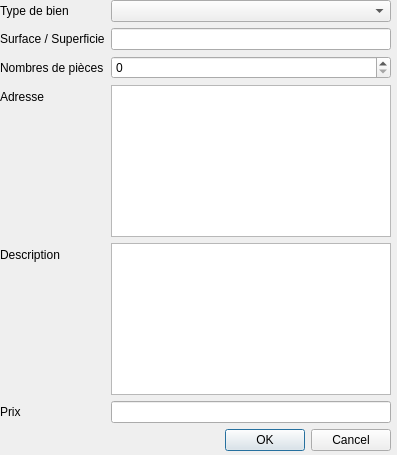
Above: advert.ui from Spieldy/IHMO before the change. Below: the same form after it.
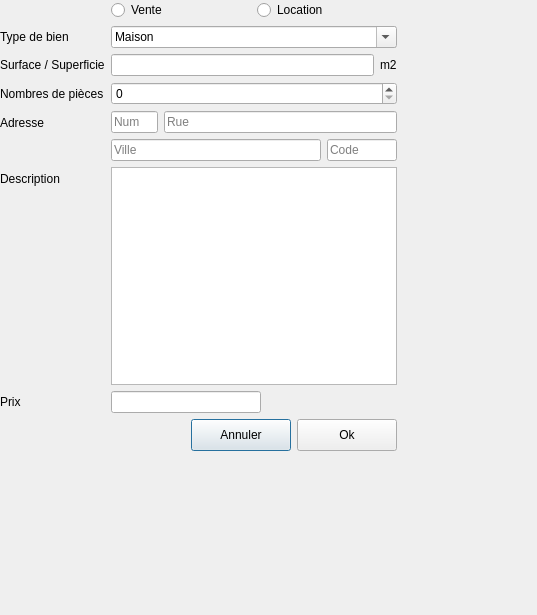
That is the form after the change.

The edit to the form file:
```diff
--- a/advert.ui
+++ b/advert.ui
@@ -6,10 +6,16 @@
    <rect>
     <x>0</x>
     <y>0</y>
-    <width>397</width>
-    <height>455</height>
+    <width>537</width>
+    <height>615</height>
    </rect>
   </property>
+  <property name="maximumSize">
+   <size>
+    <width>537</width>
+    <height>16777215</height>
+   </size>
+  </property>
   <property name="windowTitle">
    <string>Dialog</string>
   </property>
@@ -18,14 +24,14 @@
     <rect>
      <x>0</x>
      <y>0</y>
-     <width>391</width>
+     <width>397</width>
      <height>451</height>
     </rect>
    </property>
    <layout class="QVBoxLayout" name="verticalLayout_3">
     <item>
-     <layout class="QFormLayout" name="formLayout">
-      <item row="0" column="0">
+     <layout class="QFormLayout" name="fm_add">
+      <item row="1" column="0">
        <widget class="QLabel" name="lbl_type">
         <property name="layoutDirection">
          <enum>Qt::RightToLeft</enum>
@@ -35,62 +41,192 @@
         </property>
        </widget>
       </item>
-      <item row="0" column="1">
-       <widget class="QComboBox" name="comboBox"/>
-      </item>
-      <item row="1" column="0">
-       <widget class="QLabel" name="lbl_surface">
-        <property name="layoutDirection">
-         <enum>Qt::RightToLeft</enum>
-        </property>
-        <property name="text">
-         <string>Surface / Superficie</string>
-        </property>
-       </widget>
-      </item>
       <item row="1" column="1">
-       <widget class="QLineEdit" name="lineEdit"/>
+       <widget class="QComboBox" name="cbx_type">
+        <property name="editable">
+         <bool>true</bool>
+        </property>
+        <item>
+         <property name="text">
+          <string>Maison</string>
+         </property>
+        </item>
+        <item>
+         <property name="text">
+          <string>Appartement</string>
+         </property>
+        </item>
+        <item>
+         <property name="text">
+          <string>Château</string>
+         </property>
+        </item>
+        <item>
+         <property name="text">
+          <string>Ferme</string>
+         </property>
+        </item>
+        <item>
+         <property name="text">
+          <string>Bureau</string>
+         </property>
+        </item>
+        <item>
+         <property name="text">
+          <string>Commerce</string>
+         </property>
+        </item>
+       </widget>
       </item>
       <item row="2" column="0">
-       <widget class="QLabel" name="lbl_nb_room">
+       <widget class="QLabel" name="lbl_surface">
         <property name="layoutDirection">
          <enum>Qt::RightToLeft</enum>
         </property>
         <property name="text">
-         <string>Nombres de pièces</string>
+         <string>Surface / Superficie</string>
         </property>
        </widget>
       </item>
       <item row="2" column="1">
-       <widget class="QSpinBox" name="spinBox"/>
+       <layout class="QHBoxLayout" name="hl_m2">
+        <item>
+         <widget class="QLineEdit" name="le_size"/>
+        </item>
+        <item>
+         <widget class="QLabel" name="lbl_m2">
+          <property name="text">
+           <string>m2</string>
+          </property>
+          <property name="textFormat">
+           <enum>Qt::AutoText</enum>
+          </property>
+         </widget>
+        </item>
+       </layout>
       </item>
       <item row="3" column="0">
-       <widget class="QLabel" name="lbl_address">
+       <widget class="QLabel" name="lbl_nb_room">
         <property name="layoutDirection">
          <enum>Qt::RightToLeft</enum>
         </property>
         <property name="text">
-         <string>Adresse</string>
+         <string>Nombres de pièces</string>
         </property>
        </widget>
       </item>
       <item row="3" column="1">
-       <widget class="QTextEdit" name="textEdit"/>
+       <widget class="QSpinBox" name="spb_rooms"/>
       </item>
       <item row="4" column="0">
-       <widget class="QLabel" name="lbl_description">
+       <widget class="QLabel" name="lbl_address">
         <property name="layoutDirection">
          <enum>Qt::RightToLeft</enum>
         </property>
         <property name="text">
-         <string>Description</string>
+         <string>Adresse</string>
         </property>
        </widget>
       </item>
       <item row="4" column="1">
-       <widget class="QTextEdit" name="textEdit_2"/>
+       <layout class="QVBoxLayout" name="vl_address" stretch="0,0">
+        <property name="spacing">
+         <number>-1</number>
+        </property>
+        <property name="sizeConstraint">
+         <enum>QLayout::SetDefaultConstraint</enum>
+        </property>
+        <item>
+         <layout class="QHBoxLayout" name="hl_num_street">
+          <item>
+           <widget class="QLineEdit" name="le_num">
+            <property name="sizePolicy">
+             <sizepolicy hsizetype="Preferred" vsizetype="Preferred">
+              <horstretch>1</horstretch>
+              <verstretch>0</verstretch>
+             </sizepolicy>
+            </property>
+            <property name="maximumSize">
+             <size>
+              <width>16777215</width>
+              <height>16777215</height>
+             </size>
+            </property>
+            <property name="placeholderText">
+             <string>Num</string>
+            </property>
+           </widget>
+          </item>
+          <item>
+           <widget class="QLineEdit" name="le_street">
+            <property name="sizePolicy">
+             <sizepolicy hsizetype="Preferred" vsizetype="Preferred">
+              <horstretch>5</horstretch>
+              <verstretch>0</verstretch>
+             </sizepolicy>
+            </property>
+            <property name="placeholderText">
+             <string>Rue</string>
+            </property>
+            <property name="clearButtonEnabled">
+             <bool>false</bool>
+            </property>
+           </widget>
+          </item>
+         </layout>
+        </item>
+        <item>
+         <layout class="QHBoxLayout" name="hl_city_code">
+          <item>
+           <widget class="QLineEdit" name="le_city">
+            <property name="sizePolicy">
+             <sizepolicy hsizetype="Preferred" vsizetype="Preferred">
+              <horstretch>3</horstretch>
+              <verstretch>0</verstretch>
+             </sizepolicy>
+            </property>
+            <property name="placeholderText">
+             <string>Ville</string>
+            </property>
+           </widget>
+          </item>
+          <item>
+           <widget class="QLineEdit" name="le_zip">
+            <property name="sizePolicy">
+             <sizepolicy hsizetype="Preferred" vsizetype="Preferred">
+              <horstretch>1</horstretch>
+              <verstretch>0</verstretch>
+             </sizepolicy>
+            </property>
+            <property name="maximumSize">
+             <size>
+              <width>16777215</width>
+              <height>16777215</height>
+             </size>
+            </property>
+            <property name="placeholderText">
+             <string>Code</string>
+            </property>
+           </widget>
+          </item>
+         </layout>
+        </item>
+       </layout>
       </item>
       <item row="5" column="0">
+       <widget class="QLabel" name="lbl_description">
+        <property name="layoutDirection">
+         <enum>Qt::RightToLeft</enum>
+        </property>
+        <property name="text">
+         <string>Description</string>
+        </property>
+       </widget>
+      </item>
+      <item row="5" column="1">
+       <widget class="QTextEdit" name="te_description"/>
+      </item>
+      <item row="6" column="0">
        <widget class="QLabel" name="lbl_price">
         <property name="layoutDirection">
          <enum>Qt::RightToLeft</enum>
@@ -100,20 +236,90 @@
         </property>
        </widget>
       </item>
-      <item row="5" column="1">
-       <widget class="QLineEdit" name="lineEdit_2"/>
+      <item row="6" column="1">
+       <widget class="QLineEdit" name="le_price">
+        <property name="maximumSize">
+         <size>
+          <width>150</width>
+          <height>16777215</height>
+         </size>
+        </property>
+       </widget>
+      </item>
+      <item row="0" column="1">
+       <layout class="QHBoxLayout" name="horizontalLayout">
+        <item>
+         <widget class="QRadioButton" name="rdb_sale">
+          <property name="text">
+           <string>Vente</string>
+          </property>
+         </widget>
+        </item>
+        <item>
+         <widget class="QRadioButton" name="rdb_rent">
+          <property name="text">
+           <string>Location</string>
+          </property>
+         </widget>
+        </item>
+       </layout>
       </item>
      </layout>
     </item>
     <item>
-     <widget class="QDialogButtonBox" name="buttonBox">
-      <property name="orientation">
-       <enum>Qt::Horizontal</enum>
-      </property>
-      <property name="standardButtons">
-       <set>QDialogButtonBox::Cancel|QDialogButtonBox::Ok</set>
-      </property>
-     </widget>
+     <layout class="QHBoxLayout" name="hl_buttonBox">
+      <item>
+       <spacer name="horizontalSpacer">
+        <property name="orientation">
+         <enum>Qt::Horizontal</enum>
+        </property>
+        <property name="sizeHint" stdset="0">
+         <size>
+          <width>40</width>
+          <height>20</height>
+         </size>
+        </property>
+       </spacer>
+      </item>
+      <item>
+       <widget class="QPushButton" name="btn_cancel">
+        <property name="minimumSize">
+         <size>
+          <width>100</width>
+          <height>32</height>
+         </size>
+        </property>
+        <property name="text">
+         <string>Annuler</string>
+        </property>
+       </widget>
+      </item>
+      <item>
+       <widget class="QPushButton" name="btn_ok">
+        <property name="sizePolicy">
+         <sizepolicy hsizetype="Minimum" vsizetype="Fixed">
+          <horstretch>0</horstretch>
+          <verstretch>0</verstretch>
+         </sizepolicy>
+        </property>
+        <property name="minimumSize">
+         <size>
+          <width>100</width>
+          <height>32</height>
+         </size>
+        </property>
+        <property name="focusPolicy">
+         <enum>Qt::TabFocus</enum>
+        </property>
+        <property name="autoFillBackground">
+         <bool>false</bool>
+        </property>
+        <property name="text">
+         <string>Ok</string>
+        </property>
+       </widget>
+      </item>
+     </layout>
     </item>
    </layout>
   </widget>
```
Left out of the diff: 39 changed lines with no effect on the pictures.
